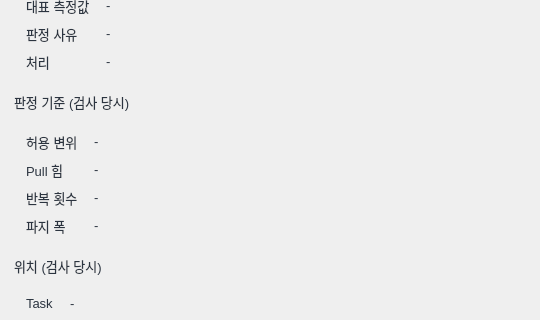
Above: src/cable_hmi/cable_hmi/result_detail_dialog.ui from tkdak2025/ros_ws before the change; both pictures show x 0 to 540 and y 285 to 605 of the 540 by 700 pixel window. Below: the same form after it.
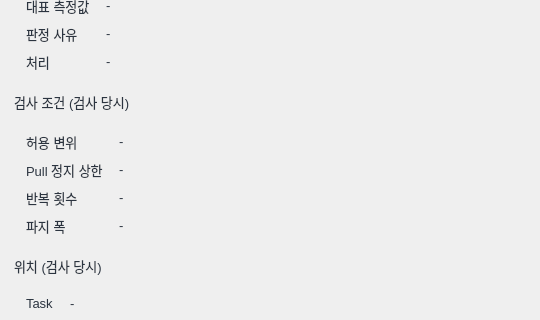
That is the form after the change.

Commit message: cable_hmi: 검사 조건 이름 정리, 결과 파일 저장 버튼, 파일 구조 정리

```diff
--- a/src/cable_hmi/cable_hmi/result_detail_dialog.ui
+++ b/src/cable_hmi/cable_hmi/result_detail_dialog.ui
@@ -459,7 +459,7 @@
      <item>
       <widget class="QLabel" name="criteriaTitle">
        <property name="text">
-        <string>판정 기준 (검사 당시)</string>
+        <string>검사 조건 (검사 당시)</string>
        </property>
        <property name="role" stdset="0">
         <string notr="true">groupTitle</string>
@@ -519,7 +519,7 @@
         <item row="1" column="0" alignment="Qt::AlignTop">
          <widget class="QLabel" name="pullForceKey">
           <property name="text">
-           <string>Pull 힘</string>
+           <string>Pull 정지 상한</string>
           </property>
           <property name="role" stdset="0">
            <string notr="true">key</string>
```
The commit also changes 26 other files.
